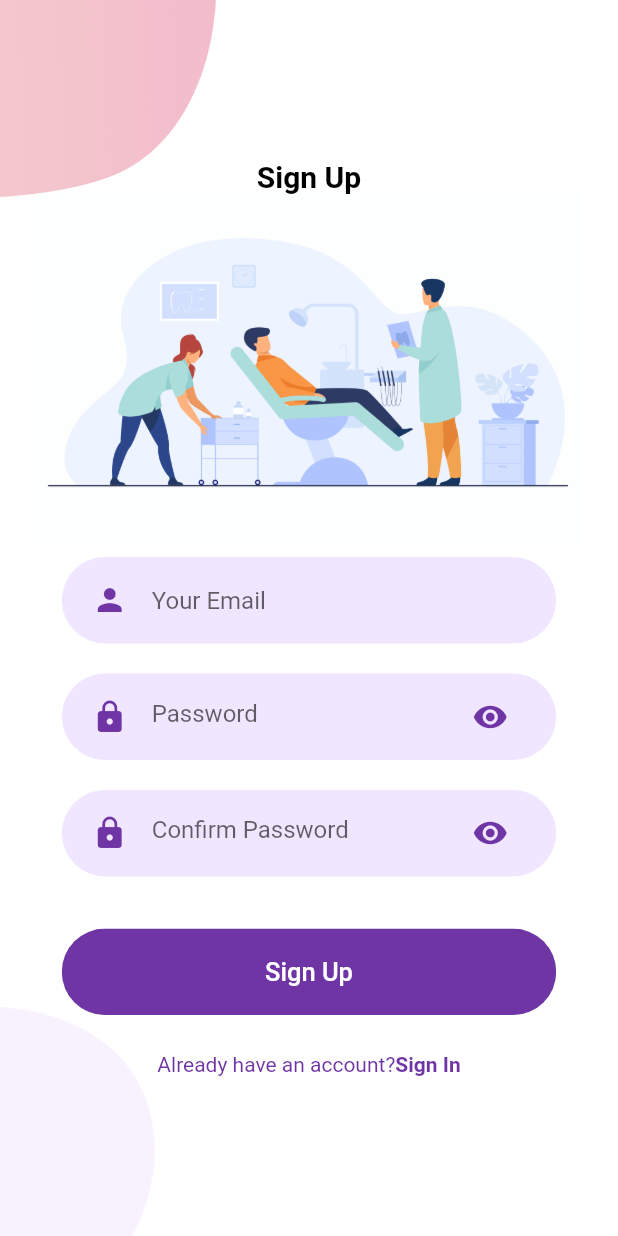
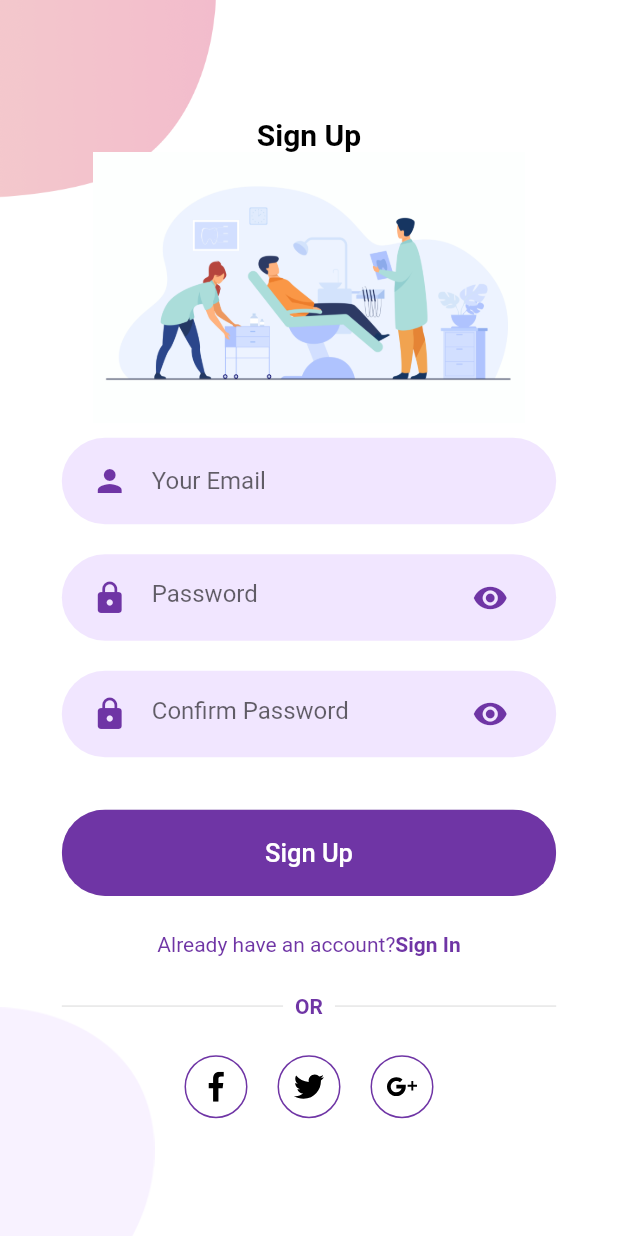
Before and after one commit to leo731121/Smile, a Flutter app: the SignUp screen opened directly, on a phone screen of 412 x 824 dp. Run offline on Flutter 3.47's test engine with Material 2 defaults, Android fonts, the phone set to English and light mode, and no system bars; our stand-ins replace animated_text_kit, country_code_picker, expansion_tile_card, flutter_rating_bar, flutter_svg, image_picker and 3 more; missing offline and left inert: flutter_rounded_date_picker, image_picker_for_web, shared_preferences_web, shrink_sidemenu.

Commit message:
Some changes

```diff
--- /dev/null
+++ b/lib/LoginandSignUp/SignUp/components/orDivider.dart
@@ -0,0 +1,35 @@
+import 'package:flutter/material.dart';
+import 'package:smiles/constants.dart';
+
+class OrDivider extends StatelessWidget {
+  @override
+  Widget build(BuildContext context) {
+    Size size = MediaQuery.of(context).size;
+    return Container(
+      width: size.width * 0.8,
+      child: Row(
+        children: [
+          buildDivider(),
+          Padding(
+            padding: const EdgeInsets.symmetric(horizontal: 8),
+            child: Text(
+              'OR',
+              style:
+                  TextStyle(color: kPrimaryColor, fontWeight: FontWeight.w600),
+            ),
+          ),
+          buildDivider(),
+        ],
+      ),
+    );
+  }
+
+  Expanded buildDivider() {
+    return Expanded(
+      child: Divider(
+        color: Color(0xffD9D9D9),
+        height: 1.5,
+      ),
+    );
+  }
+}
--- /dev/null
+++ b/lib/LoginandSignUp/SignUp/components/socialConnected.dart
@@ -0,0 +1,35 @@
+import 'package:flutter/material.dart';
+import 'package:flutter_svg/svg.dart';
+import 'package:smiles/constants.dart';
+
+class SocialConnected extends StatelessWidget {
+  final String iconSrc;
+  final Function press;
+  const SocialConnected({
+    Key key,
+    this.iconSrc,
+    this.press,
+  }) : super(key: key);
+
+  @override
+  Widget build(BuildContext context) {
+    return GestureDetector(
+      onTap: press,
+      child: Container(
+        margin: EdgeInsets.symmetric(horizontal: 10),
+        padding: EdgeInsets.all(10),
+        decoration: BoxDecoration(
+          border: Border.all(
+            color: kPrimaryColor,
+          ),
+          shape: BoxShape.circle,
+        ),
+        child: SvgPicture.asset(
+          iconSrc,
+          height: 20,
+          width: 20,
+        ),
+      ),
+    );
+  }
+}
--- a/lib/LoginandSignUp/SignUp/signUp.dart
+++ b/lib/LoginandSignUp/SignUp/signUp.dart
@@ -8,6 +8,9 @@ import 'package:smiles/LoginandSignUp/login/components/textFieldContainer.dart';
 import 'package:smiles/LoginandSignUp/login/login.dart';
 import 'package:smiles/constants.dart';
 import 'package:smiles/style.dart';
+
+import 'components/orDivider.dart';
+import 'components/socialConnected.dart';
 
 class SignUp extends StatelessWidget {
   @override
@@ -27,7 +30,7 @@ class SignUp extends StatelessWidget {
               ),
               Image.asset(
                 'assets/images/SignUp.jpg',
-                width: size.width * 0.9,
+                width: size.width * 0.7,
               ),
               TextFieldContainer(
                 child: RoundedInputField(
@@ -77,7 +80,29 @@ class SignUp extends StatelessWidget {
                     ),
                   );
                 },
-              )
+              ),
+              SizedBox(
+                height: size.height * 0.03,
+              ),
+              OrDivider(),
+              SizedBox(
+                height: size.height * 0.03,
+              ),
+              Row(
+                mainAxisAlignment: MainAxisAlignment.center,
+                children: [
+                  SocialConnected(
+                    iconSrc: 'assets/icons/facebook.svg',
+                    press: () {},
+                  ),
+                  SocialConnected(
+                    iconSrc: 'assets/icons/twitter.svg',
+                  ),
+                  SocialConnected(
+                    iconSrc: 'assets/icons/google-plus.svg',
+                  )
+                ],
+              ),
             ],
           ),
         ),
--- a/pubspec.yaml
+++ b/pubspec.yaml
@@ -44,6 +44,7 @@ dependencies:
   animated_text_kit: ^4.1.1
   widget_circular_animator: ^0.1.5+1
   expansion_tile_card: ^2.0.0
+  flutter_svg: ^0.21.0+1
 
 
 
```
Also changed, not shown: pubspec.lock.
